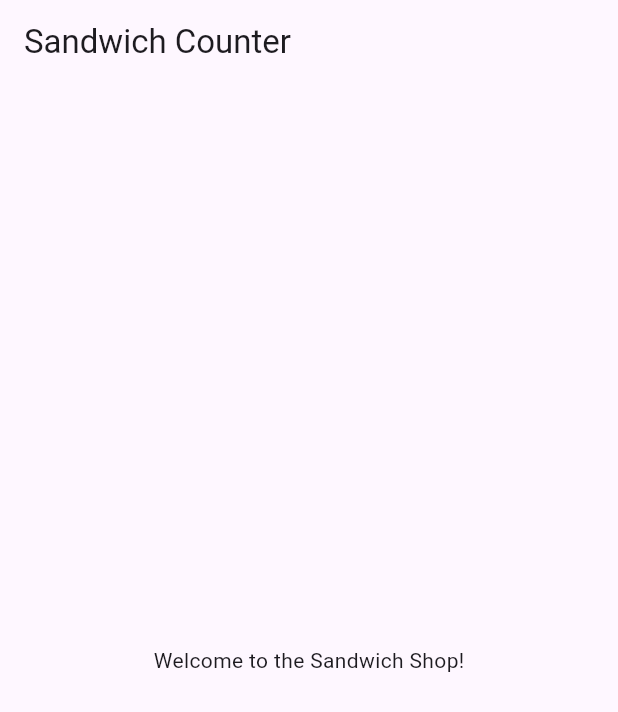
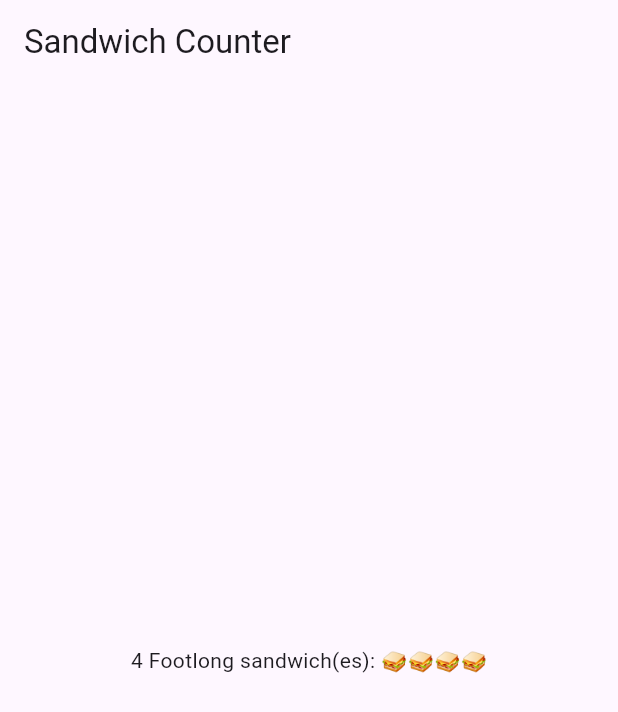
Before and after one commit to Goff120/sandwich_shop, a Flutter app: the screen it shows after launch, on a phone screen of 412 x 824 dp. Shown: the top 712 px of the screen. Run offline on Flutter 3.47's test engine with Material 3 defaults, Android fonts, the phone set to English and light mode, and no system bars.

Commit message:
Use OrderItemDisplay in App

```diff
--- a/lib/main.dart
+++ b/lib/main.dart
@@ -15,7 +15,7 @@ class App extends StatelessWidget {
     home: Scaffold(
       appBar: AppBar(title: const Text('Sandwich Counter')),
       body: const Center(
-        child: Text('Welcome to the Sandwich Shop!'),
+        child: OrderItemDisplay(4, 'Footlong'),
       ),
     ),
   );
@@ -30,7 +30,7 @@ class OrderItemDisplay extends StatelessWidget {
 
   @override
   Widget build(BuildContext context) {
-    return const Text('$quantity $itemType sandwich(es): ${'🥪' * quantity}');
+    return Text('$quantity $itemType sandwich(es): ${'🥪' * quantity}');
   }
 }
 
```
